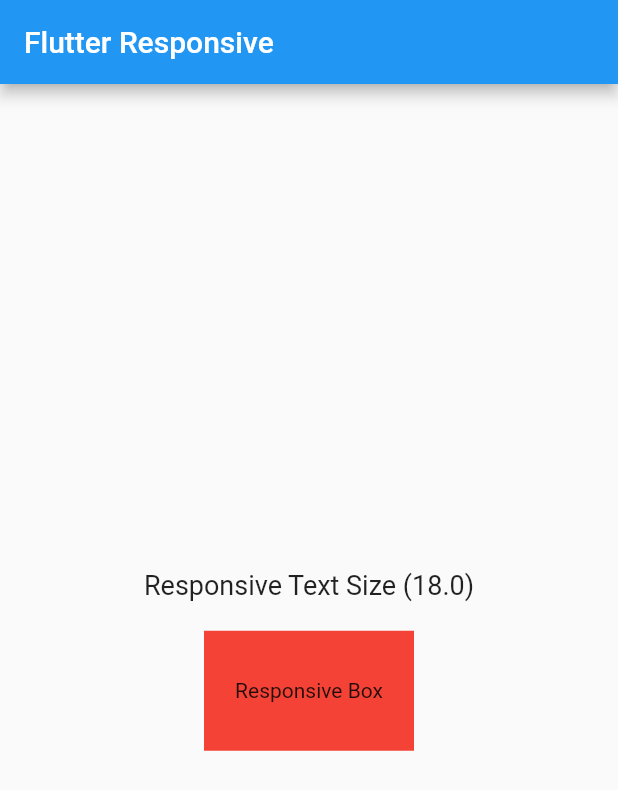
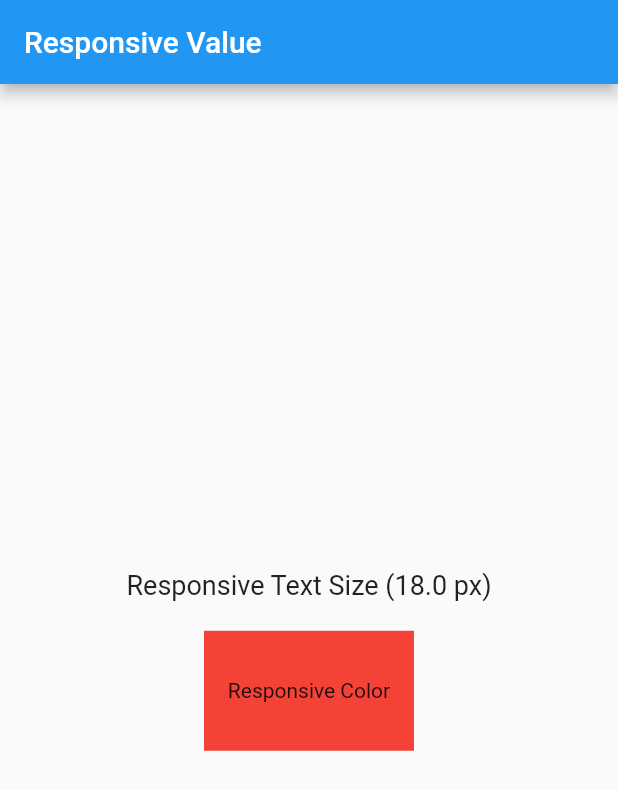
Before and after one commit to arsen/responsive_value, a Flutter app: the screen it shows after launch, on a phone screen of 412 x 824 dp. Shown: the top 790 px of the screen. Run offline on Flutter 3.47's test engine with Material 2 defaults, Android fonts, the phone set to English and light mode, and no system bars.

Commit message:
update example

```diff
--- a/example/lib/main.dart
+++ b/example/lib/main.dart
@@ -8,7 +8,7 @@ class MyApp extends StatelessWidget {
   @override
   Widget build(BuildContext context) {
     return MaterialApp(
-      title: 'Flutter Responsive',
+      title: 'Responsive Value',
       theme: ThemeData(
         primarySwatch: Colors.blue,
       ),
@@ -32,14 +32,14 @@ class _MyHomePageState extends State<MyHomePage> {
 
     return Scaffold(
       appBar: AppBar(
-        title: Text('Flutter Responsive'),
+        title: Text('Responsive Value'),
       ),
       body: Center(
         child: Column(
           mainAxisAlignment: MainAxisAlignment.center,
           children: <Widget>[
             Text(
-              'Responsive Text Size ($textSize)',
+              'Responsive Text Size ($textSize px)',
               style: TextStyle(fontSize: textSize),
             ),
             SizedBox(height: 20),
@@ -52,7 +52,7 @@ class _MyHomePageState extends State<MyHomePage> {
               ),
               child: Center(
                 child: Text(
-                  'Responsive Box',
+                  'Responsive Color',
                 ),
               ),
             ),
```
